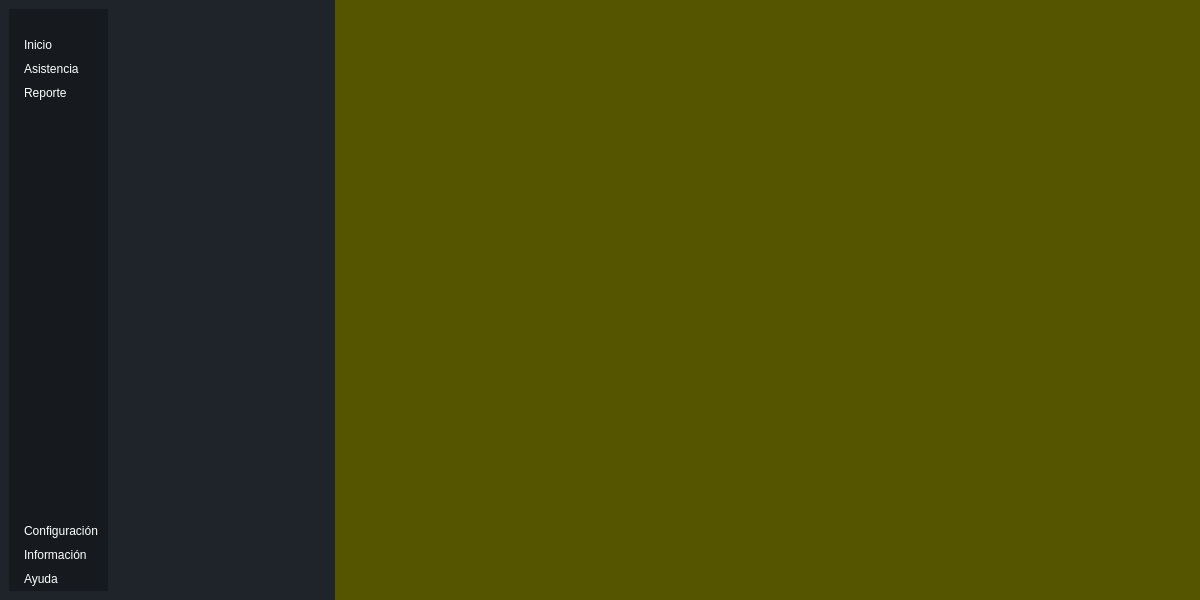
JosueDanielGarciaBetancourt/AsistenciaAutomaticaLectorBarras, file ui_files/UI_MainWindow.ui: the form before one commit.
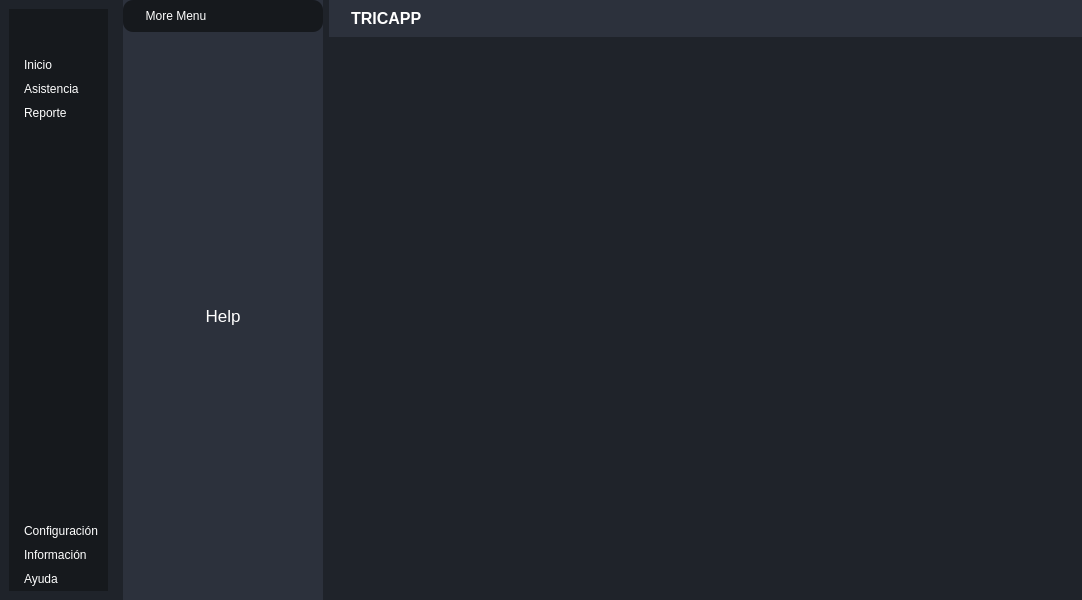
The form after the commit. Icons and pictures are not drawn.

Diff of the .ui file:
```diff
--- a/ui_files/UI_MainWindow.ui
+++ b/ui_files/UI_MainWindow.ui
@@ -6,7 +6,7 @@
    <rect>
     <x>0</x>
     <y>0</y>
-    <width>1200</width>
+    <width>1082</width>
     <height>600</height>
    </rect>
   </property>
@@ -17,18 +17,18 @@
    <string notr="true">*{
 	border: none;
 	background-color: transparent;
-	background: none;
+	background: transparent;
 	padding: 0;
 	margin: 0;
 	color: #fff;
 }
 
 #centralwidget{
-	background-color:#1f232a;
+	background-color: #1f232a;
 }
 
 #leftMenuSubContainer{
-	background-color:#16191d;
+	background-color: #16191d;
 }
 
 #leftMenuSubContainer QPushButton{
@@ -36,12 +36,26 @@
 	padding: 5px 10px;
 	border-top-ledt-radius: 10px;
 	border-bottom-left-raidus: 10px;
-}</string>
+}
+
+#centerMenuSubContainer {
+	background-color: #2c313c;
+}
+
+#frame_4{
+	background-color:#16191d;
+	border-radius: 10px;
+}
+
+#headerContainer{
+	background-color: #2c313c;
+}
+</string>
   </property>
   <widget class="QWidget" name="centralwidget">
-   <layout class="QHBoxLayout" name="horizontalLayout">
+   <layout class="QHBoxLayout" name="horizontalLayout" stretch="0,0,0">
     <property name="spacing">
-     <number>100</number>
+     <number>6</number>
     </property>
     <property name="leftMargin">
      <number>0</number>
@@ -156,6 +170,19 @@
              <property name="bottomMargin">
               <number>0</number>
              </property>
+             <item>
+              <spacer name="verticalSpacer_2">
+               <property name="orientation">
+                <enum>Qt::Vertical</enum>
+               </property>
+               <property name="sizeHint" stdset="0">
+                <size>
+                 <width>20</width>
+                 <height>20</height>
+                </size>
+               </property>
+              </spacer>
+             </item>
              <item>
               <widget class="QPushButton" name="pushButtonInicio">
                <property name="toolTip">
@@ -331,14 +358,167 @@
     <item>
      <widget class="QWidget" name="centerMenuContainer" native="true">
       <layout class="QVBoxLayout" name="verticalLayout_3">
-       <item>
-        <widget class="QFrame" name="frame_4">
-         <property name="frameShape">
-          <enum>QFrame::StyledPanel</enum>
+       <property name="spacing">
+        <number>0</number>
+       </property>
+       <property name="leftMargin">
+        <number>0</number>
+       </property>
+       <property name="topMargin">
+        <number>0</number>
+       </property>
+       <property name="rightMargin">
+        <number>0</number>
+       </property>
+       <property name="bottomMargin">
+        <number>0</number>
+       </property>
+       <item alignment="Qt::AlignLeft">
+        <widget class="QWidget" name="centerMenuSubContainer" native="true">
+         <property name="minimumSize">
+          <size>
+           <width>200</width>
+           <height>0</height>
+          </size>
          </property>
-         <property name="frameShadow">
-          <enum>QFrame::Raised</enum>
-         </property>
+         <layout class="QVBoxLayout" name="verticalLayout_6">
+          <property name="spacing">
+           <number>0</number>
+          </property>
+          <property name="leftMargin">
+           <number>0</number>
+          </property>
+          <property name="topMargin">
+           <number>0</number>
+          </property>
+          <property name="rightMargin">
+           <number>0</number>
+          </property>
+          <property name="bottomMargin">
+           <number>0</number>
+          </property>
+          <item alignment="Qt::AlignTop">
+           <widget class="QFrame" name="frame_4">
+            <property name="sizePolicy">
+             <sizepolicy hsizetype="Preferred" vsizetype="Preferred">
+              <horstretch>0</horstretch>
+              <verstretch>0</verstretch>
+             </sizepolicy>
+            </property>
+            <property name="minimumSize">
+             <size>
+              <width>0</width>
+              <height>0</height>
+             </size>
+            </property>
+            <property name="frameShape">
+             <enum>QFrame::StyledPanel</enum>
+            </property>
+            <property name="frameShadow">
+             <enum>QFrame::Raised</enum>
+            </property>
+            <layout class="QHBoxLayout" name="horizontalLayout_3">
+             <item>
+              <widget class="QLabel" name="label">
+               <property name="text">
+                <string>More Menu</string>
+               </property>
+               <property name="alignment">
+                <set>Qt::AlignCenter</set>
+               </property>
+              </widget>
+             </item>
+             <item alignment="Qt::AlignRight">
+              <widget class="QPushButton" name="pushButtonMoreMenu">
+               <property name="text">
+                <string/>
+               </property>
+               <property name="icon">
+                <iconset resource="resourcesFile.qrc">
+                 <normaloff>:/icons/icons/x-circle.svg</normaloff>:/icons/icons/x-circle.svg</iconset>
+               </property>
+               <property name="iconSize">
+                <size>
+                 <width>24</width>
+                 <height>24</height>
+                </size>
+               </property>
+              </widget>
+             </item>
+            </layout>
+           </widget>
+          </item>
+          <item>
+           <widget class="QStackedWidget" name="stackedWidget">
+            <property name="minimumSize">
+             <size>
+              <width>0</width>
+              <height>0</height>
+             </size>
+            </property>
+            <property name="currentIndex">
+             <number>1</number>
+            </property>
+            <widget class="QWidget" name="page">
+             <layout class="QVBoxLayout" name="verticalLayout_7">
+              <item>
+               <widget class="QLabel" name="label_2">
+                <property name="font">
+                 <font>
+                  <pointsize>13</pointsize>
+                 </font>
+                </property>
+                <property name="text">
+                 <string>Settings</string>
+                </property>
+                <property name="alignment">
+                 <set>Qt::AlignCenter</set>
+                </property>
+               </widget>
+              </item>
+             </layout>
+            </widget>
+            <widget class="QWidget" name="page_2">
+             <layout class="QVBoxLayout" name="verticalLayout_9">
+              <item>
+               <widget class="QLabel" name="label_3">
+                <property name="font">
+                 <font>
+                  <pointsize>13</pointsize>
+                 </font>
+                </property>
+                <property name="text">
+                 <string>Help</string>
+                </property>
+                <property name="alignment">
+                 <set>Qt::AlignCenter</set>
+                </property>
+               </widget>
+              </item>
+             </layout>
+            </widget>
+            <widget class="QWidget" name="page_3">
+             <layout class="QVBoxLayout" name="verticalLayout_8">
+              <item>
+               <widget class="QLabel" name="label_4">
+                <property name="font">
+                 <font>
+                  <pointsize>13</pointsize>
+                 </font>
+                </property>
+                <property name="text">
+                 <string>Information</string>
+                </property>
+                <property name="alignment">
+                 <set>Qt::AlignCenter</set>
+                </property>
+               </widget>
+              </item>
+             </layout>
+            </widget>
+           </widget>
+          </item>
+         </layout>
         </widget>
        </item>
       </layout>
@@ -353,8 +533,232 @@
        </sizepolicy>
       </property>
       <property name="styleSheet">
-       <string notr="true">background-color: rgb(85, 85, 0);</string>
+       <string notr="true"/>
       </property>
+      <layout class="QVBoxLayout" name="verticalLayout_10">
+       <property name="spacing">
+        <number>0</number>
+       </property>
+       <property name="leftMargin">
+        <number>0</number>
+       </property>
+       <property name="topMargin">
+        <number>0</number>
+       </property>
+       <property name="rightMargin">
+        <number>0</number>
+       </property>
+       <property name="bottomMargin">
+        <number>0</number>
+       </property>
+       <item alignment="Qt::AlignTop">
+        <widget class="QWidget" name="headerContainer" native="true">
+         <layout class="QHBoxLayout" name="horizontalLayout_5">
+          <property name="spacing">
+           <number>0</number>
+          </property>
+          <property name="leftMargin">
+           <number>0</number>
+          </property>
+          <property name="topMargin">
+           <number>0</number>
+          </property>
+          <property name="rightMargin">
+           <number>0</number>
+          </property>
+          <property name="bottomMargin">
+           <number>0</number>
+          </property>
+          <item alignment="Qt::AlignLeft|Qt::AlignVCenter">
+           <widget class="QFrame" name="frame_5">
+            <property name="frameShape">
+             <enum>QFrame::StyledPanel</enum>
+            </property>
+            <property name="frameShadow">
+             <enum>QFrame::Raised</enum>
+            </property>
+            <layout class="QHBoxLayout" name="horizontalLayout_6">
+             <item>
+              <widget class="QLabel" name="label_5">
+               <property name="maximumSize">
+                <size>
+                 <width>45</width>
+                 <height>45</height>
+                </size>
+               </property>
+               <property name="text">
+                <string/>
+               </property>
+               <property name="pixmap">
+                <pixmap resource="resourcesFile.qrc">:/icons/icons/AppIcon.ico</pixmap>
+               </property>
+               <property name="scaledContents">
+                <bool>true</bool>
+               </property>
+               <property name="margin">
+                <number>0</number>
+               </property>
+               <property name="indent">
+                <number>0</number>
+               </property>
+               <property name="openExternalLinks">
+                <bool>false</bool>
+               </property>
+              </widget>
+             </item>
+             <item>
+              <widget class="QLabel" name="label_6">
+               <property name="font">
+                <font>
+                 <pointsize>12</pointsize>
+                 <bold>true</bold>
+                </font>
+               </property>
+               <property name="text">
+                <string>TRICAPP</string>
+               </property>
+              </widget>
+             </item>
+            </layout>
+           </widget>
+          </item>
+          <item alignment="Qt::AlignHCenter">
+           <widget class="QFrame" name="frame_6">
+            <property name="frameShape">
+             <enum>QFrame::StyledPanel</enum>
+            </property>
+            <property name="frameShadow">
+             <enum>QFrame::Raised</enum>
+            </property>
+            <layout class="QHBoxLayout" name="horizontalLayout_7">
+             <item>
+              <widget class="QPushButton" name="pushButton_5">
+               <property name="text">
+                <string/>
+               </property>
+               <property name="icon">
+                <iconset resource="resourcesFile.qrc">
+                 <normaloff>:/icons/icons/more-horizontal.svg</normaloff>:/icons/icons/more-horizontal.svg</iconset>
+               </property>
+               <property name="iconSize">
+                <size>
+                 <width>22</width>
+                 <height>22</height>
+                </size>
+               </property>
+              </widget>
+             </item>
+             <item>
+              <widget class="QPushButton" name="pushButton_4">
+               <property name="text">
+                <string/>
+               </property>
+               <property name="icon">
+                <iconset resource="resourcesFile.qrc">
+                 <normaloff>:/icons/icons/user.svg</normaloff>:/icons/icons/user.svg</iconset>
+               </property>
+               <property name="iconSize">
+                <size>
+                 <width>20</width>
+                 <height>20</height>
+                </size>
+               </property>
+              </widget>
+             </item>
+            </layout>
+           </widget>
+          </item>
+          <item alignment="Qt::AlignRight">
+           <widget class="QFrame" name="frame_7">
+            <property name="minimumSize">
+             <size>
+              <width>100</width>
+              <height>0</height>
+             </size>
+            </property>
+            <property name="frameShape">
+             <enum>QFrame::StyledPanel</enum>
+            </property>
+            <property name="frameShadow">
+             <enum>QFrame::Raised</enum>
+            </property>
+            <layout class="QHBoxLayout" name="horizontalLayout_4">
+             <property name="spacing">
+              <number>0</number>
+             </property>
+             <property name="leftMargin">
+              <number>0</number>
+             </property>
+             <property name="topMargin">
+              <number>0</number>
+             </property>
+             <property name="rightMargin">
+              <number>0</number>
+             </property>
+             <property name="bottomMargin">
+              <number>0</number>
+             </property>
+             <item>
+              <widget class="QPushButton" name="pushButton">
+               <property name="text">
+                <string/>
+               </property>
+               <property name="icon">
+                <iconset resource="resourcesFile.qrc">
+                 <normaloff>:/icons/icons/minus.svg</normaloff>:/icons/icons/minus.svg</iconset>
+               </property>
+               <property name="iconSize">
+                <size>
+                 <width>17</width>
+                 <height>17</height>
+                </size>
+               </property>
+              </widget>
+             </item>
+             <item>
+              <widget class="QPushButton" name="pushButton_2">
+               <property name="text">
+                <string/>
+               </property>
+               <property name="icon">
+                <iconset resource="resourcesFile.qrc">
+                 <normaloff>:/icons/icons/square.svg</normaloff>:/icons/icons/square.svg</iconset>
+               </property>
+               <property name="iconSize">
+                <size>
+                 <width>13</width>
+                 <height>13</height>
+                </size>
+               </property>
+              </widget>
+             </item>
+             <item>
+              <widget class="QPushButton" name="pushButton_3">
+               <property name="text">
+                <string/>
+               </property>
+               <property name="icon">
+                <iconset resource="resourcesFile.qrc">
+                 <normaloff>:/icons/icons/x.svg</normaloff>:/icons/icons/x.svg</iconset>
+               </property>
+               <property name="iconSize">
+                <size>
+                 <width>17</width>
+                 <height>17</height>
+                </size>
+               </property>
+              </widget>
+             </item>
+            </layout>
+           </widget>
+          </item>
+         </layout>
+        </widget>
+       </item>
+       <item>
+        <widget class="QWidget" name="mainBodyContent" native="true"/>
+       </item>
+      </layout>
      </widget>
     </item>
    </layout>
```
